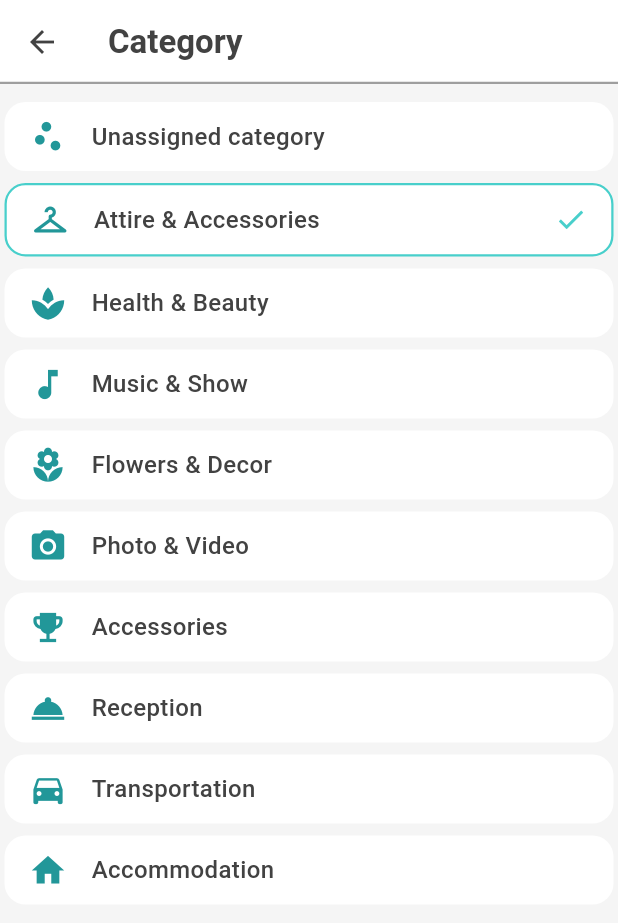
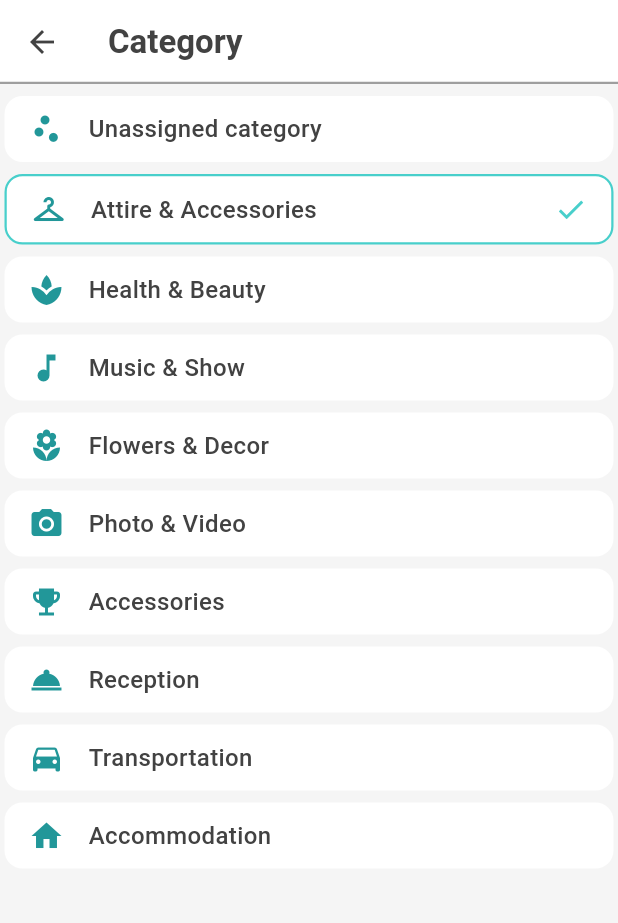
Before and after one commit to fadymas/event_planner, a Flutter app: the AddCostScreen screen opened directly, after a tap on "Category", on a phone screen of 412 x 824 dp. Shown: the top 923 px of the screen. Run offline on Flutter 3.47's test engine with Material 3 defaults, Android fonts, the phone set to English and light mode, and no system bars; our stand-ins replace firebase_core; accounts and stored records are empty.

Commit message:
Finishing category , create budget pages

```diff
--- a/lib/modules/Budget/create_budget_page.dart
+++ b/lib/modules/Budget/create_budget_page.dart
@@ -1,6 +1,7 @@
 import 'package:flutter/material.dart';
 import '../category-page.dart';
 import '../../shared/styles/colors.dart';
+import '../../shared/styles/styles.dart';
 
 class AddCostScreen extends StatefulWidget {
   const AddCostScreen({Key? key}) : super(key: key);
@@ -24,11 +25,7 @@ class _AddCostScreenState extends State<AddCostScreen> {
         iconTheme: IconThemeData(color: AppColors.text),
         title: Text(
           'Add a new cost',
-          style: TextStyle(
-            color: AppColors.text,
-            fontWeight: FontWeight.bold,
-            fontSize: 22,
-          ),
+          style: AppStyles.titleStyle.copyWith(fontSize: 22),
         ),
         leading: IconButton(
           icon: Icon(Icons.close, color: AppColors.text),
@@ -38,7 +35,10 @@ class _AddCostScreenState extends State<AddCostScreen> {
       backgroundColor: AppColors.background,
       body: SingleChildScrollView(
         child: Padding(
-          padding: const EdgeInsets.symmetric(horizontal: 5.0, vertical: 5.0),
+          padding: const EdgeInsets.symmetric(
+            horizontal: AppStyles.smallPadding - 3,
+            vertical: AppStyles.smallPadding - 3,
+          ),
           child: Column(
             crossAxisAlignment: CrossAxisAlignment.stretch,
             children: [
@@ -46,46 +46,64 @@ class _AddCostScreenState extends State<AddCostScreen> {
                 controller: nameController,
                 decoration: InputDecoration(
                   labelText: 'Name',
-                  labelStyle: TextStyle(color: AppColors.grey, fontSize: 14),
+                  labelStyle: AppStyles.menuLabelStyle.copyWith(
+                    fontSize: 14,
+                    color: AppColors.grey,
+                  ),
                   filled: true,
                   fillColor: AppColors.white,
                   border: OutlineInputBorder(
-                    borderRadius: BorderRadius.circular(6),
+                    borderRadius: BorderRadius.circular(
+                      AppStyles.smallBorderRadius,
+                    ),
                     borderSide: BorderSide(color: AppColors.grey),
                   ),
                   enabledBorder: OutlineInputBorder(
-                    borderRadius: BorderRadius.circular(6),
+                    borderRadius: BorderRadius.circular(
+                      AppStyles.smallBorderRadius,
+                    ),
                     borderSide: BorderSide(color: AppColors.grey),
                   ),
                   focusedBorder: OutlineInputBorder(
-                    borderRadius: BorderRadius.circular(6),
+                    borderRadius: BorderRadius.circular(
+                      AppStyles.smallBorderRadius,
+                    ),
                     borderSide: BorderSide(color: AppColors.primary),
                   ),
                 ),
               ),
-              SizedBox(height: 8),
+              SizedBox(height: AppStyles.smallPadding),
               TextField(
                 controller: noteController,
                 decoration: InputDecoration(
                   labelText: 'Note',
-                  labelStyle: TextStyle(color: AppColors.grey, fontSize: 14),
+                  labelStyle: AppStyles.menuLabelStyle.copyWith(
+                    fontSize: 14,
+                    color: AppColors.grey,
+                  ),
                   filled: true,
                   fillColor: AppColors.white,
                   border: OutlineInputBorder(
-                    borderRadius: BorderRadius.circular(6),
+                    borderRadius: BorderRadius.circular(
+                      AppStyles.smallBorderRadius,
+                    ),
                     borderSide: BorderSide(color: AppColors.grey),
                   ),
                   enabledBorder: OutlineInputBorder(
-                    borderRadius: BorderRadius.circular(6),
+                    borderRadius: BorderRadius.circular(
+                      AppStyles.smallBorderRadius,
+                    ),
                     borderSide: BorderSide(color: AppColors.grey),
                   ),
                   focusedBorder: OutlineInputBorder(
-                    borderRadius: BorderRadius.circular(6),
+                    borderRadius: BorderRadius.circular(
+                      AppStyles.smallBorderRadius,
+                    ),
                     borderSide: BorderSide(color: AppColors.primary),
                   ),
                 ),
               ),
-              SizedBox(height: 8),
+              SizedBox(height: AppStyles.smallPadding),
               GestureDetector(
                 onTap: () async {
                   final result = await Navigator.push<String>(
@@ -99,10 +117,15 @@ class _AddCostScreenState extends State<AddCostScreen> {
                   }
                 },
                 child: Container(
-                  padding: EdgeInsets.symmetric(horizontal: 10, vertical: 10),
+                  padding: EdgeInsets.symmetric(
+                    horizontal: AppStyles.smallPadding,
+                    vertical: AppStyles.smallPadding - 2,
+                  ),
                   decoration: BoxDecoration(
                     color: AppColors.white,
-                    borderRadius: BorderRadius.circular(6),
+                    borderRadius: BorderRadius.circular(
+                      AppStyles.smallBorderRadius,
+                    ),
                     border: Border.all(color: AppColors.grey),
                   ),
                   child: Row(
@@ -110,7 +133,7 @@ class _AddCostScreenState extends State<AddCostScreen> {
                       Icon(
                         Icons.checkroom,
                         color: AppColors.primaryDark,
-                        size: 22,
+                        size: AppStyles.iconSize - 2,
                       ),
                       SizedBox(width: 8),
                       Column(
@@ -118,17 +141,16 @@ class _AddCostScreenState extends State<AddCostScreen> {
                         children: [
                           Text(
                             'Category',
-                            style: TextStyle(
-                              color: AppColors.grey,
+                            style: AppStyles.subtitleStyle.copyWith(
                               fontSize: 11,
                             ),
                           ),
                           Text(
                             selectedCategory ?? '',
-                            style: TextStyle(
+                            style: AppStyles.menuLabelStyle.copyWith(
+                              fontSize: 14,
                               color: AppColors.text,
                               fontWeight: FontWeight.w500,
-                              fontSize: 14,
                             ),
                           ),
                         ],
@@ -137,41 +159,52 @@ class _AddCostScreenState extends State<AddCostScreen> {
                       Icon(
                         Icons.arrow_forward_ios,
                         color: AppColors.grey,
-                        size: 16,
+                        size: AppStyles.smallIconSize,
                       ),
                     ],
                   ),
                 ),
               ),
-              SizedBox(height: 8),
+              SizedBox(height: AppStyles.smallPadding),
               TextField(
                 controller: amountController,
                 keyboardType: TextInputType.number,
                 decoration: InputDecoration(
                   labelText: 'Amount',
-                  labelStyle: TextStyle(color: AppColors.grey, fontSize: 14),
+                  labelStyle: AppStyles.menuLabelStyle.copyWith(
+                    fontSize: 14,
+                    color: AppColors.grey,
+                  ),
                   filled: true,
                   fillColor: AppColors.white,
                   border: OutlineInputBorder(
-                    borderRadius: BorderRadius.circular(6),
+                    borderRadius: BorderRadius.circular(
+                      AppStyles.smallBorderRadius,
+                    ),
                     borderSide: BorderSide(color: AppColors.grey),
                   ),
                   enabledBorder: OutlineInputBorder(
-                    borderRadius: BorderRadius.circular(6),
+                    borderRadius: BorderRadius.circular(
+                      AppStyles.smallBorderRadius,
+                    ),
                     borderSide: BorderSide(color: AppColors.grey),
                   ),
                   focusedBorder: OutlineInputBorder(
-                    borderRadius: BorderRadius.circular(6),
+                    borderRadius: BorderRadius.circular(
+                      AppStyles.smallBorderRadius,
+                    ),
                     borderSide: BorderSide(color: AppColors.primary),
                   ),
                 ),
               ),
-              SizedBox(height: 16),
+              SizedBox(height: AppStyles.defaultPadding - 8),
               Container(
                 width: double.infinity,
                 height: 40,
                 decoration: BoxDecoration(
-                  borderRadius: BorderRadius.circular(6),
+                  borderRadius: BorderRadius.circular(
+                    AppStyles.smallBorderRadius,
+                  ),
                   gradient: LinearGradient(
                     colors: [AppColors.primary, AppColors.primaryDark],
                   ),
@@ -181,12 +214,14 @@ class _AddCostScreenState extends State<AddCostScreen> {
                     backgroundColor: Colors.transparent,
                     shadowColor: Colors.transparent,
                     shape: RoundedRectangleBorder(
-                      borderRadius: BorderRadius.circular(6),
+                      borderRadius: BorderRadius.circular(
+                        AppStyles.smallBorderRadius,
+                      ),
                     ),
                   ),
                   child: Text(
                     'ADD',
-                    style: TextStyle(
+                    style: AppStyles.titleStyle.copyWith(
                       color: AppColors.white,
                       fontWeight: FontWeight.bold,
                       fontSize: 15,
--- a/lib/modules/category-page.dart
+++ b/lib/modules/category-page.dart
@@ -1,5 +1,6 @@
 import 'package:flutter/material.dart';
 import '../shared/styles/colors.dart';
+import '../shared/styles/styles.dart';
 
 class SelectCategoryPage extends StatefulWidget {
   @override
@@ -32,11 +33,7 @@ class _SelectCategoryPageState extends State<SelectCategoryPage> {
         iconTheme: IconThemeData(color: AppColors.text),
         title: Text(
           'Category',
-          style: TextStyle(
-            color: AppColors.text,
-            fontWeight: FontWeight.bold,
-            fontSize: 22,
-          ),
+          style: AppStyles.titleStyle.copyWith(fontSize: 22),
         ),
         leading: IconButton(
           icon: Icon(Icons.arrow_back, color: AppColors.text),
@@ -44,7 +41,10 @@ class _SelectCategoryPageState extends State<SelectCategoryPage> {
         ),
       ),
       body: ListView(
-        padding: const EdgeInsets.symmetric(vertical: 12, horizontal: 3),
+        padding: const EdgeInsets.symmetric(
+          vertical: AppStyles.smallPadding,
+          horizontal: 3,
+        ),
         children: [
           for (int index = 0; index < categories.length; index++) ...[
             GestureDetector(
@@ -55,10 +55,10 @@ class _SelectCategoryPageState extends State<SelectCategoryPage> {
                 Navigator.pop(context, categories[index]["name"]);
               },
               child: Container(
-                margin: EdgeInsets.only(bottom: 8),
+                margin: EdgeInsets.only(bottom: AppStyles.smallPadding),
                 decoration: BoxDecoration(
                   color: AppColors.white,
-                  borderRadius: BorderRadius.circular(14),
+                  borderRadius: BorderRadius.circular(AppStyles.borderRadius),
                   border:
                       selectedIndex == index
                           ? Border.all(color: AppColors.primary, width: 1.5)
@@ -70,21 +70,21 @@ class _SelectCategoryPageState extends State<SelectCategoryPage> {
                     Icon(
                       categories[index]["icon"],
                       color: AppColors.primaryDark,
-                      size: 26,
+                      size: AppStyles.iconSize,
                     ),
                     SizedBox(width: 16),
                     Expanded(
                       child: Text(
                         categories[index]["name"],
-                        style: TextStyle(
-                          color: AppColors.text,
-                          fontWeight: FontWeight.w500,
-                          fontSize: 16,
-                        ),
+                        style: AppStyles.menuLabelStyle.copyWith(fontSize: 16),
                       ),
                     ),
                     if (selectedIndex == index)
-                      Icon(Icons.check, color: AppColors.primary, size: 22),
+                      Icon(
+                        Icons.check,
+                        color: AppColors.primary,
+                        size: AppStyles.iconSize - 2,
+                      ),
                   ],
                 ),
               ),
```
Also changed, not shown: 1 other file.
